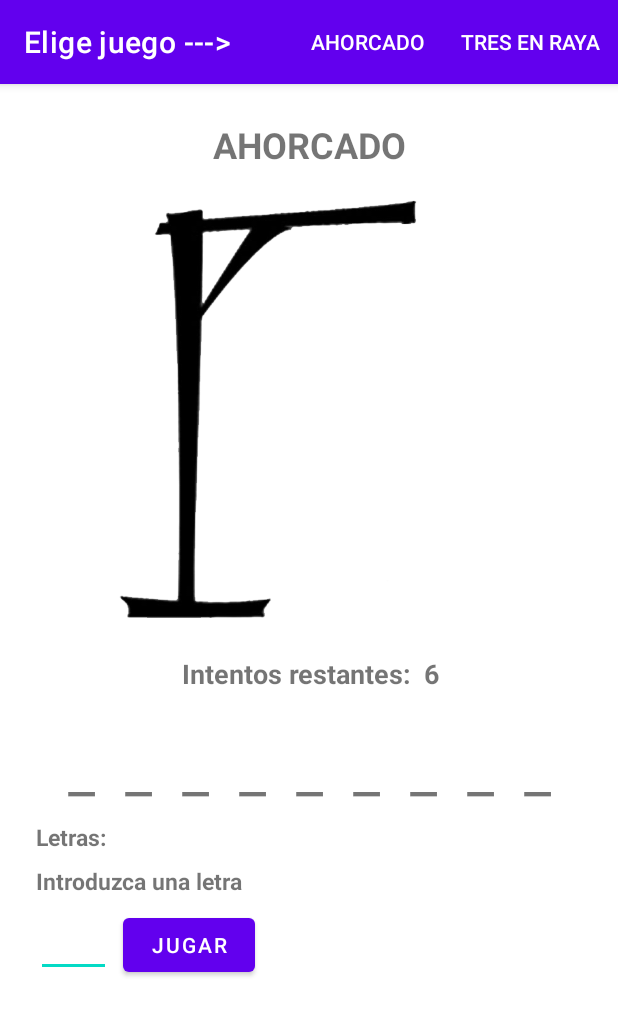
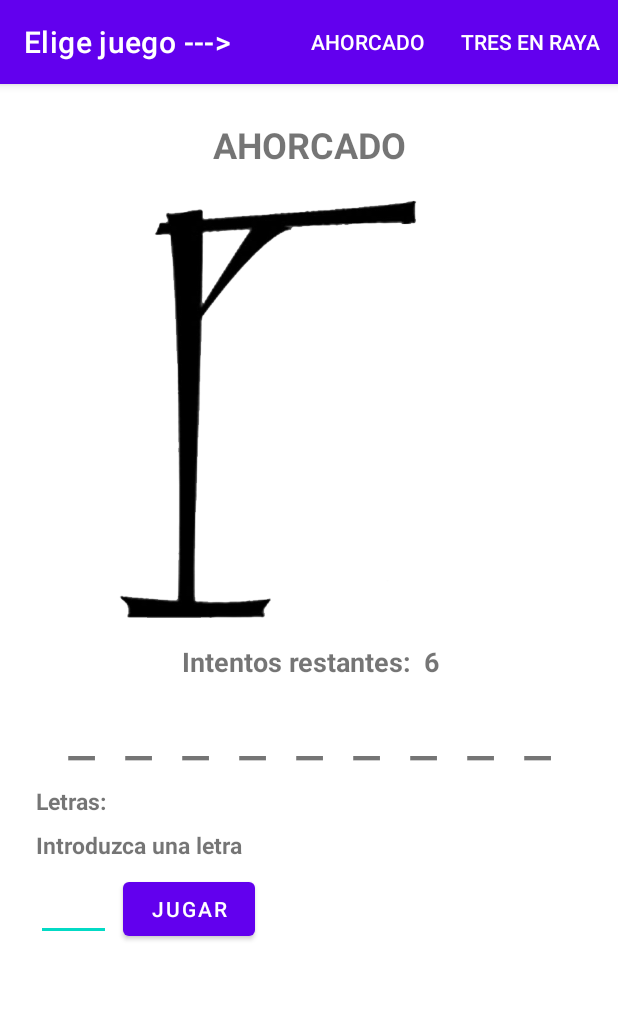
Before and after one commit to DMinguet/DobleJuego, an Android app: the screen it shows after launch (MainActivity), after a tap on "JUGAR", on a phone screen of 412 x 824 dp. Shown: the top 1016 px of the screen. Run offline under Robolectric (Android 15) with nearby library versions, the phone set to English and light mode, and no system bars; 1 statement that could not run was skipped.

Commit message:
Ahorcado acabado

```diff
--- a/app/src/main/java/com/example/gamesfragment/FragmentAhorcado.java
+++ b/app/src/main/java/com/example/gamesfragment/FragmentAhorcado.java
@@ -7,6 +7,7 @@ import android.widget.Button;
 import android.widget.EditText;
 import android.widget.ImageView;
 import android.widget.TextView;
+import android.widget.Toast;
 
 import androidx.annotation.NonNull;
 import androidx.annotation.Nullable;
@@ -15,7 +16,7 @@ import androidx.fragment.app.Fragment;
 import java.util.ArrayList;
 
 public class FragmentAhorcado extends Fragment {
-    private final String LETRAS = "qwertyuiopasdfghjklñzxcvbnm";
+    private final String LETRAS = "qwertyuiopasdfghjklñzxcvbnmáéíóú";
     private ArrayList<String> palabras;
     private String palabraAleatoria;
     private ArrayList<Character> textoMostrado;
@@ -70,6 +71,8 @@ public class FragmentAhorcado extends Fragment {
             @Override
             public void onClick(View view) {
                 if (juegoAhorcado.getIntentosRestantes() == 0) {
+                    ivImagenRepresentacion.setImageResource(R.drawable.hangman_0);
+                    tvIntentosRestantes.setText(String.valueOf(juegoAhorcado.getIntentosRestantes()));
                     tvAdvertencias.setText("Intentos agotados");
                     btnJugarDeNuevo.setVisibility(View.VISIBLE);
                 } else if (juegoTerminado == true) {
@@ -97,15 +100,19 @@ public class FragmentAhorcado extends Fragment {
         String textoIntroducido = etLetraComprobar.getText().toString();
 
         textoIntroducido.toLowerCase();
-        char comprobarLetra = textoIntroducido.charAt(0);
+        char letra = textoIntroducido.charAt(0);
 
-        if (comprobarLetra(comprobarLetra)) {
-            if (juegoAhorcado.comprobarLetra(comprobarLetra) == null) {
+        if (comprobarLetra(letra)) {
+            ArrayList<Integer> posiciones = juegoAhorcado.comprobarLetra(letra);
+            if (posiciones == null) {
                 tvLetrasGastadas.setText(juegoAhorcado.getLetrasGastadas().toString());
                 tvIntentosRestantes.setText(String.valueOf(juegoAhorcado.getIntentosRestantes()));
                 switch (juegoAhorcado.getIntentosRestantes()) {
                     case 0:
                         ivImagenRepresentacion.setImageResource(R.drawable.hangman_0);
+                        tvIntentosRestantes.setText(String.valueOf(juegoAhorcado.getIntentosRestantes()));
+                        tvAdvertencias.setText("Intentos agotados");
+                        btnJugarDeNuevo.setVisibility(View.VISIBLE);
                         break;
                     case 1:
                         ivImagenRepresentacion.setImageResource(R.drawable.hangman_1);
@@ -126,22 +133,27 @@ public class FragmentAhorcado extends Fragment {
                         ivImagenRepresentacion.setImageResource(R.drawable.hangman_6);
                         break;
                 }
-                if (juegoAhorcado.getIntentosRestantes() == 0) {
-                    tvAdvertencias.setText("Intentos agotados");
-                    btnJugarDeNuevo.setVisibility(View.VISIBLE);
-                }
+            } else if (posiciones.get(0) == -1) {
+                tvAdvertencias.setText("Letra ya introducida anteriormente");
             } else {
                 tvLetrasGastadas.setText(juegoAhorcado.getLetrasGastadas().toString());
-                for (int i = 0; i < juegoAhorcado.comprobarLetra(comprobarLetra).size(); i++) {
-                    textoMostrado.set(juegoAhorcado.comprobarLetra(comprobarLetra).get(i), comprobarLetra);
+
+                for (int i = 0; i < posiciones.size(); i++) {
+                    textoMostrado.set(posiciones.get(i), letra);
                 }
 
                 StringBuilder mostrarResultado = new StringBuilder();
-                mostrarResultado.append(textoMostrado);
+                for (int i = 0; i < textoMostrado.size(); i++) {
+                    if (i == textoMostrado.size() - 1) {
+                        mostrarResultado.append(textoMostrado.get(i));
+                    } else {
+                        mostrarResultado.append(textoMostrado.get(i)).append("  ");
+                    }
+                }
                 tvPalabra.setText(mostrarResultado);
 
                 for (int i = 0; i < mostrarResultado.length(); i++) {
-                    if (mostrarResultado.charAt(i) == '+') {
+                    if (mostrarResultado.charAt(i) == '_') {
                         break;
                     } else if (i == mostrarResultado.length() - 1 && mostrarResultado.charAt(i) != '_') {
                         juegoTerminado = true;
@@ -150,13 +162,12 @@ public class FragmentAhorcado extends Fragment {
                     }
                 }
             }
-            juegoAhorcado.comprobarLetra(comprobarLetra);
         }
     }
 
-    public boolean comprobarLetra(char comprobarLetra) {
+    public boolean comprobarLetra(char letra) {
         for (int i = 0; i < LETRAS.length(); i++) {
-            if (comprobarLetra == LETRAS.charAt(i)) {
+            if (letra == LETRAS.charAt(i)) {
                 return true;
             }
         }
@@ -166,28 +177,30 @@ public class FragmentAhorcado extends Fragment {
 
     public void inicializar() {
         StringBuilder totalGuionesPalabra = new StringBuilder();
+        StringBuilder mostrarGuiones = new StringBuilder();
         tvIntentosRestantes.setText("6");
 
         for (int i = 0; i < palabraAleatoria.length(); i++) {
             if(i == palabraAleatoria.length() - 1) {
-                totalGuionesPalabra.append("_");
+                mostrarGuiones.append("_");
             } else {
-                totalGuionesPalabra.append("_  ");
+                mostrarGuiones.append("_  ");
             }
+            totalGuionesPalabra.append('_');
         }
 
         for (int i = 0; i < totalGuionesPalabra.length(); i++) {
             textoMostrado.add(totalGuionesPalabra.charAt(i));
         }
 
-        tvPalabra.setText(totalGuionesPalabra);
+        tvPalabra.setText(mostrarGuiones);
     }
 
     public void juegoNuevo() {
         palabraAleatoria = juegoAhorcado.getPalabraAleatoria();
         textoMostrado.clear();
         juegoTerminado = false;
-        ivImagenRepresentacion.setImageResource(R.drawable.hangman_0);
+        ivImagenRepresentacion.setImageResource(R.drawable.hangman_6);
         tvIntentosRestantes.setText("6");
         tvLetrasGastadas.setText("");
         tvAdvertencias.setText("");
--- a/app/src/main/res/layout/fragment_ahorcado.xml
+++ b/app/src/main/res/layout/fragment_ahorcado.xml
@@ -35,7 +35,7 @@
         android:id="@+id/tvIntentos"
         android:layout_width="wrap_content"
         android:layout_height="wrap_content"
-        android:layout_marginTop="16dp"
+        android:layout_marginTop="8dp"
         android:layout_marginEnd="16dp"
         android:text="Intentos restantes:"
         android:textSize="18dp"
@@ -49,7 +49,7 @@
         android:layout_width="wrap_content"
         android:layout_height="wrap_content"
         android:layout_marginStart="8dp"
-        android:layout_marginTop="16dp"
+        android:layout_marginTop="8dp"
         android:textSize="18dp"
         android:textStyle="bold"
         app:layout_constraintStart_toEndOf="@+id/tvIntentos"
@@ -60,12 +60,12 @@
         android:layout_width="wrap_content"
         android:layout_height="wrap_content"
         android:layout_marginStart="8dp"
-        android:layout_marginTop="24dp"
+        android:layout_marginTop="8dp"
         android:layout_marginEnd="8dp"
+        android:textSize="40dp"
         app:layout_constraintEnd_toEndOf="parent"
         app:layout_constraintStart_toStartOf="parent"
-        app:layout_constraintTop_toBottomOf="@+id/tvIntentos"
-        android:textSize="40dp" />
+        app:layout_constraintTop_toBottomOf="@+id/tvIntentos" />
 
     <TextView
         android:id="@+id/tvLetras"
@@ -140,7 +140,7 @@
         android:id="@+id/tvAdvertencias"
         android:layout_width="wrap_content"
         android:layout_height="wrap_content"
-        android:layout_marginTop="32dp"
+        android:layout_marginTop="16dp"
         app:layout_constraintEnd_toEndOf="parent"
         app:layout_constraintStart_toStartOf="parent"
         app:layout_constraintTop_toBottomOf="@+id/btnJugar" />
```
Also changed, not shown: app/src/main/java/com/example/gamesfragment/JuegoAhorcado.java (+17 -1 lines).
